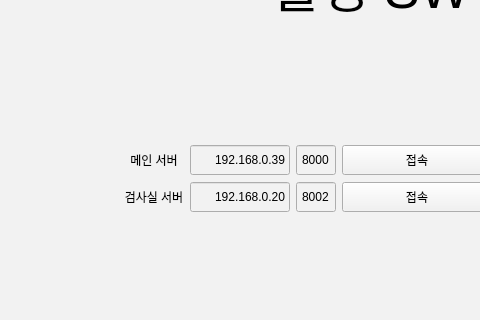
Before: the Qt Designer form Project/src/imaging/ImagingSW/mainwindow.ui in AndaCondaa/Dental_Imaging_SW_System, drawn with Qt 5; both pictures show x 379 to 859 and y 177 to 497 of the 1500 by 800 pixel window.
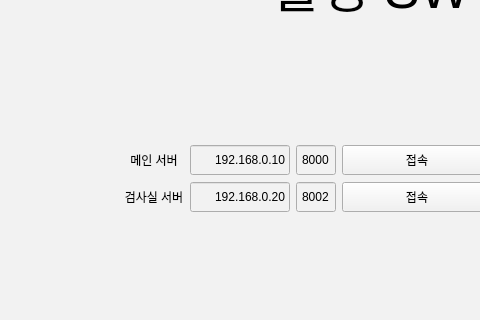
After: the same form once the commit is applied.

Commit message: feat : update protocol

Diff of the .ui file:
```diff
--- a/Project/src/imaging/ImagingSW/mainwindow.ui
+++ b/Project/src/imaging/ImagingSW/mainwindow.ui
@@ -164,7 +164,7 @@
                        </size>
                       </property>
                       <property name="text">
-                       <string>192.168.0.39</string>
+                       <string>192.168.0.10</string>
                       </property>
                       <property name="alignment">
                        <set>Qt::AlignRight|Qt::AlignTrailing|Qt::AlignVCenter</set>
```
The commit also changes 1 other file.
